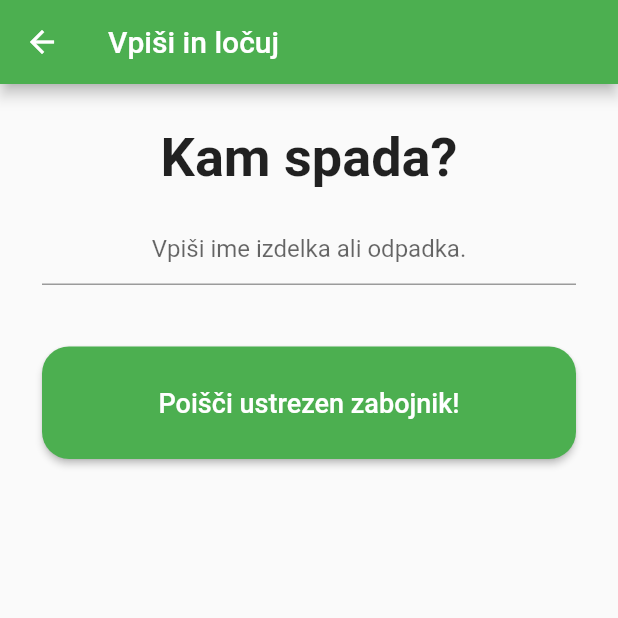
After one commit to SWManagement/FlutterMobileApp, a Flutter app: the VpisiLocuj screen opened directly, on a phone screen of 412 x 824 dp, the top half of it. The commit adds this screen. Run offline on Flutter 3.47's test engine with Material 2 defaults, Android fonts, the phone set to English and light mode, and no system bars; our stand-ins replace shared_preferences; accounts and stored records are empty.

Commit message:
front-end v1.0 je narejen

```diff
--- /dev/null
+++ b/lib/VpisiLocuj.dart
@@ -0,0 +1,70 @@
+import 'package:flutter/material.dart';
+
+final _formKey = GlobalKey<FormState>();
+
+class VpisiLocuj extends StatefulWidget {
+  @override
+  _VpisiLocujState createState() => _VpisiLocujState();
+}
+
+class _VpisiLocujState extends State<VpisiLocuj> {
+  @override
+  Widget build(BuildContext context) {
+    return Scaffold(
+      appBar: AppBar(
+        title: Text("Vpiši in ločuj")
+        ,
+      ),
+      body: Form(
+        key: _formKey,
+        child: SingleChildScrollView(
+                  child: Container(
+            margin: new EdgeInsets.all(20.0),
+            child: Padding(
+              padding: const EdgeInsets.all(8.0),
+              child: Column(
+                crossAxisAlignment: CrossAxisAlignment.stretch,
+                mainAxisAlignment: MainAxisAlignment.start,
+                children: <Widget>[
+                  Text("Kam spada?",
+                      textAlign: TextAlign.center,
+                      overflow: TextOverflow.ellipsis,
+                      style: TextStyle(
+                      fontWeight: FontWeight.bold,
+                      fontSize: 36
+                      ),
+                  ),
+                  Padding(
+                    padding: const EdgeInsets.symmetric(vertical: 16.0),
+                    child: TextFormField(
+                    cursorColor:Colors.lightGreen,
+                    textAlign: TextAlign.center,
+                    decoration: InputDecoration(hintText: "Vpiši ime izdelka ali odpadka.") ,
+                     ),
+                  ),
+                Padding(
+                  padding: const EdgeInsets.symmetric(vertical:25.0),
+                  child: ButtonTheme(
+                      minWidth: 265.0,
+                      height: 75.0,
+                      shape: RoundedRectangleBorder(borderRadius: BorderRadius.circular(18.0)),
+                      child: RaisedButton(
+                      onPressed: (){
+                      if(_formKey.currentState.validate()){
+                        // TODO -> Process data
+                      }
+                    },
+                      child: Text("Poišči ustrezen zabojnik!", style: TextStyle(color: Colors.white,
+                      fontSize: 18),),
+                      ),
+                  ),
+                )
+                ],
+              ),
+            ),
+          ),
+        ),
+        ),
+    );
+  }
+}
```
Also changed, not shown: lib/Modal.dart (+14 -4 lines), lib/SkenirajLocuj.dart (added, +22 -0 lines), 1 other file.
